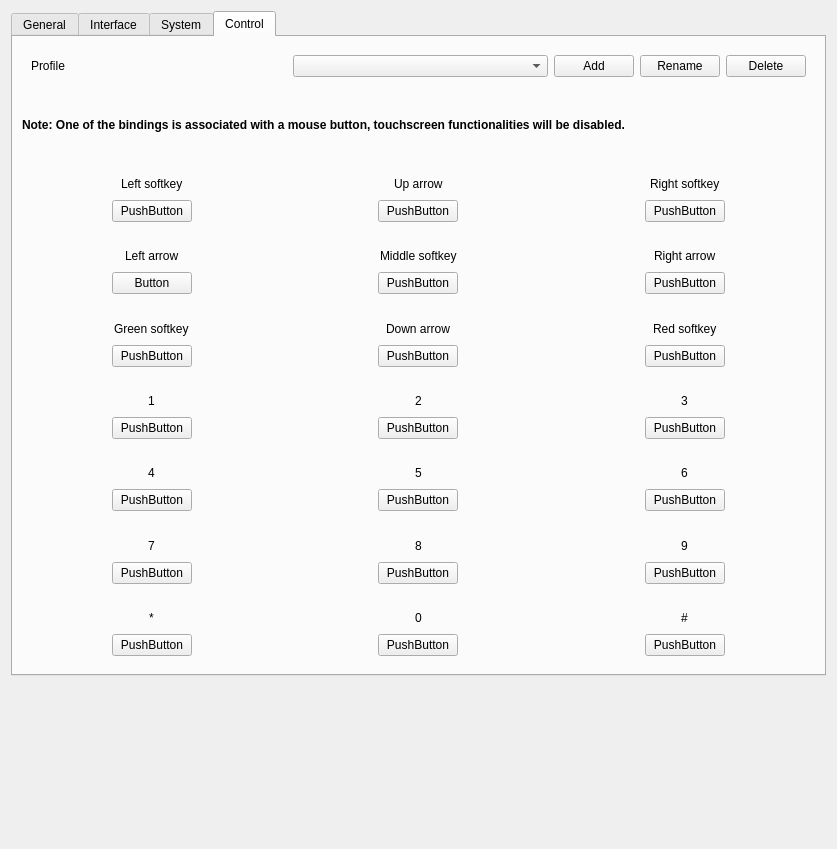
EKA2L1/EKA2L1, file src/emu/qt/src/settings_dialog.ui: the form before one commit.
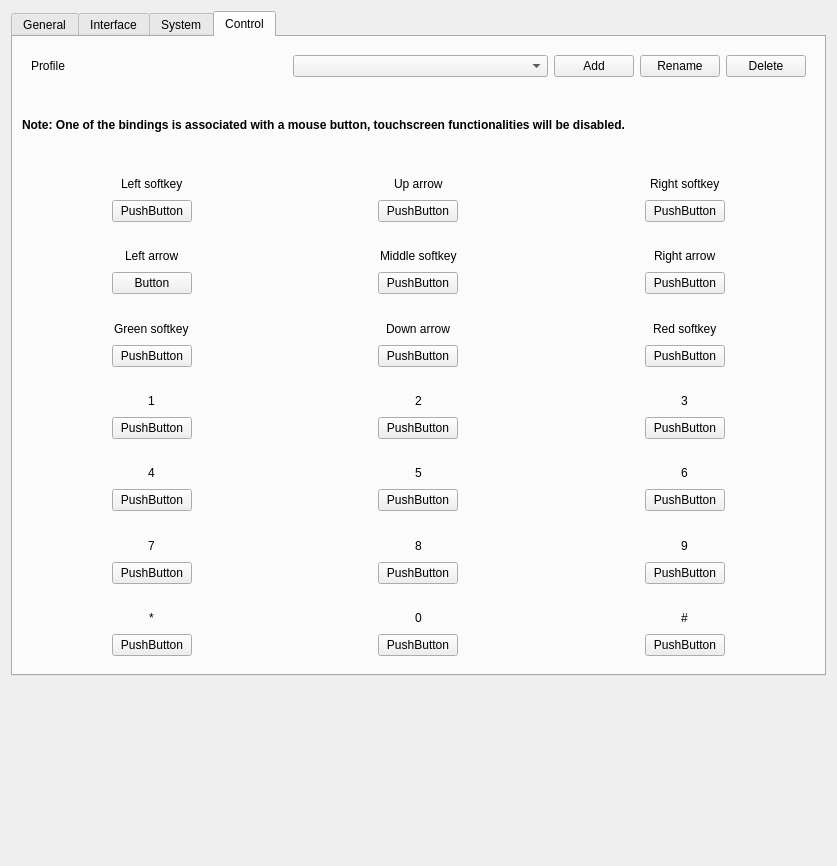
The form after the commit. The open tabs and pages were chosen to show the change.

Commit message: qt: Add netplay modify IP addresses dialog

Patch:
```diff
--- a/src/emu/qt/src/settings_dialog.ui
+++ b/src/emu/qt/src/settings_dialog.ui
@@ -7,7 +7,7 @@
     <x>0</x>
     <y>0</y>
     <width>837</width>
-    <height>849</height>
+    <height>866</height>
    </rect>
   </property>
   <property name="sizePolicy">
```
Left out of the diff: 2 changed lines with no effect on the pictures. The commit also changes 6 other files.
